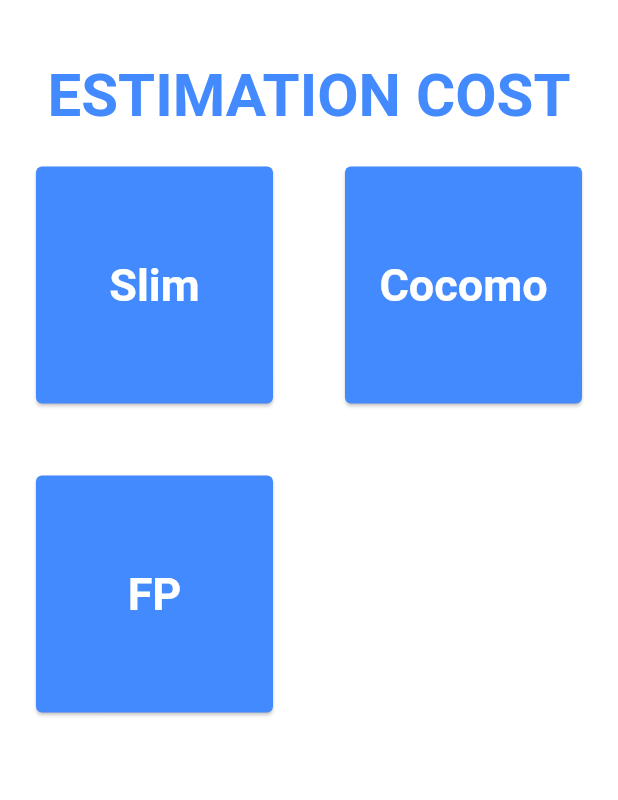
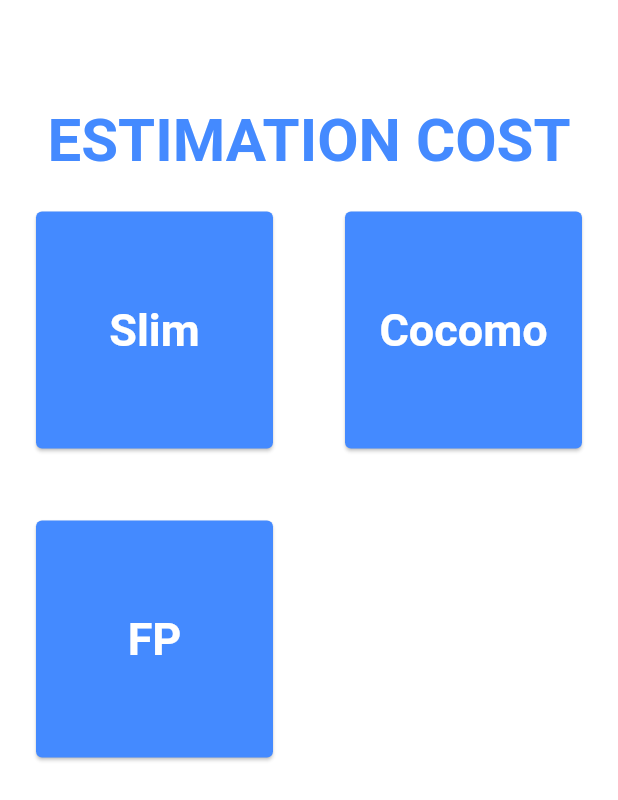
Before and after one commit to jaffarabbas/Effort-Estimation-App, a Flutter app: the screen it shows after launch, on a phone screen of 412 x 824 dp. Shown: the top 800 px of the screen. Run offline on Flutter 3.47's test engine with Material 2 defaults, Android fonts, the phone set to English and light mode, and no system bars.

Commit message:
02/12/2021 22:45:30

```diff
--- a/effort_estimation_app/lib/pages/home_page.dart
+++ b/effort_estimation_app/lib/pages/home_page.dart
@@ -28,7 +28,7 @@
             child: Column(
               children: [
                 SizedBox(
-                  height: 20,
+                  height: 50,
                 ),
                 Text(
                   'ESTIMATION COST',
```
